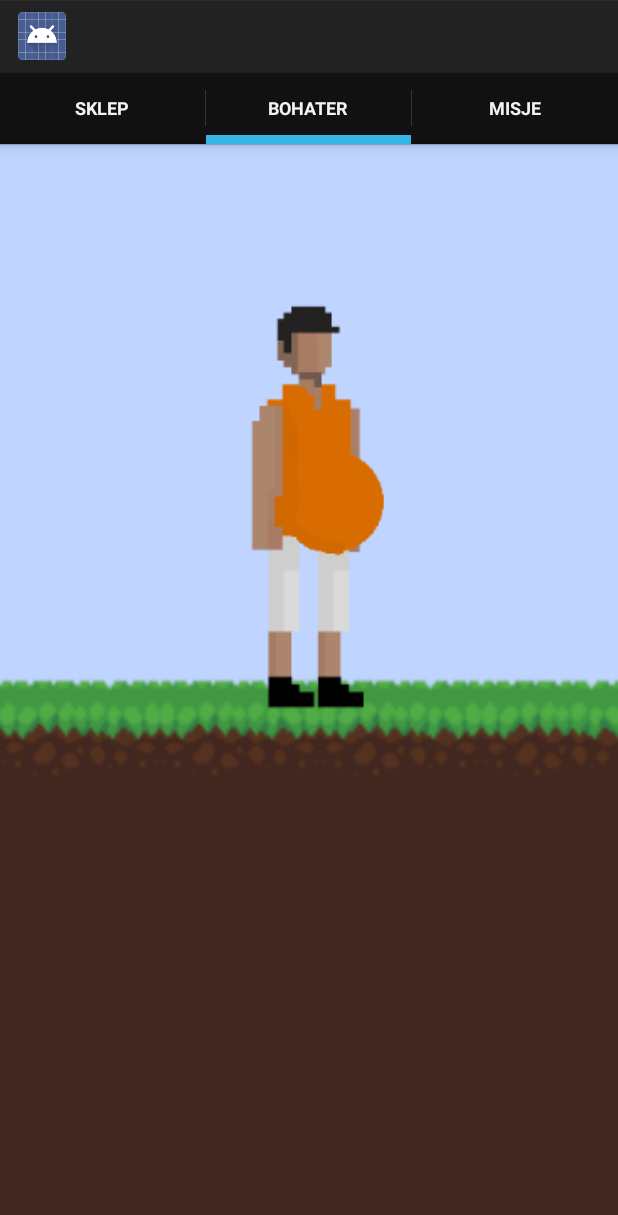
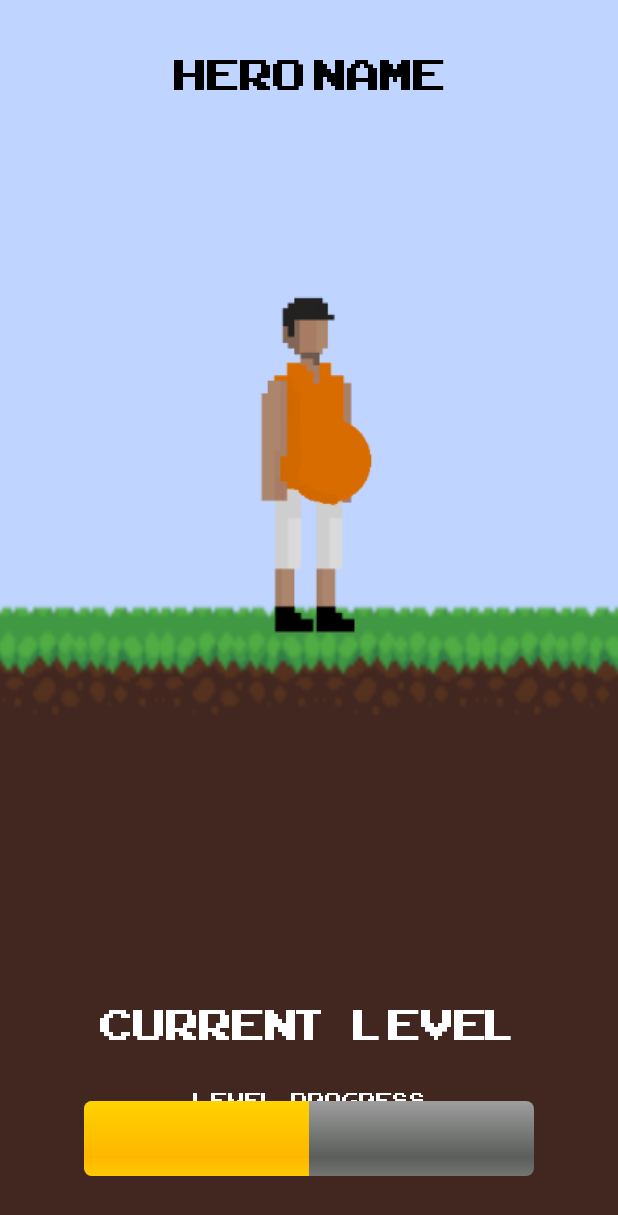
Before and after one commit to m-radzikowski/behealthy-mobile, an Android app: the MainActivity screen opened directly, with no data from a screen before it, on a phone screen of 412 x 824 dp. Shown: the top 1215 px of the screen. Run offline under Robolectric (Android 15) with nearby library versions, the phone set to English and light mode, and no system bars; 3 statements that could not run were skipped.

Commit message:
imporvments in quest item view, additional data in quest view, prepared hero view

```diff
--- a/app/src/main/AndroidManifest.xml
+++ b/app/src/main/AndroidManifest.xml
@@ -23,6 +23,7 @@
             </intent-filter>
         </activity>
         <activity
-            android:name=".MainActivity" />
+            android:name=".MainActivity"
+            android:theme="@android:style/Theme.Black.NoTitleBar.Fullscreen" />
     </application>
 </manifest>
--- a/app/src/main/java/com/sample/behealthy/MainActivity.java
+++ b/app/src/main/java/com/sample/behealthy/MainActivity.java
@@ -1,7 +1,5 @@
 package com.sample.behealthy;
 
-import android.app.ActionBar;
-import android.app.FragmentTransaction;
 import android.os.Bundle;
 import android.support.v4.app.Fragment;
 import android.support.v4.app.FragmentActivity;
@@ -13,7 +11,7 @@ import com.sample.behealthy.Fragments.HeroFragment;
 import com.sample.behealthy.Fragments.QuestsFragment;
 import com.sample.behealthy.Fragments.ShopFragment;
 
-public class MainActivity extends FragmentActivity implements ActionBar.TabListener {
+public class MainActivity extends FragmentActivity {
 
 	AppSectionsPagerAdapter mAppSectionsPagerAdapter;
 
@@ -26,65 +24,37 @@ public class MainActivity extends FragmentActivity implements ActionBar.TabListe
 
 		mAppSectionsPagerAdapter = new AppSectionsPagerAdapter(getSupportFragmentManager());
 
-		final ActionBar actionBar = getActionBar();
-		actionBar.setHomeButtonEnabled(false);
-		getActionBar().setDisplayShowTitleEnabled(false);
-		actionBar.setNavigationMode(ActionBar.NAVIGATION_MODE_TABS);
-
-
 		mViewPager = (ViewPager) findViewById(R.id.pager);
 		mViewPager.setAdapter(mAppSectionsPagerAdapter);
 		mViewPager.setOnPageChangeListener(new ViewPager.SimpleOnPageChangeListener() {
 			@Override
 			public void onPageSelected(int position) {
-				actionBar.setSelectedNavigationItem(position);
+				// TODO:
+				//actionBar.setSelectedNavigationItem(position);
 			}
 		});
-
-		for (int i = 0; i < mAppSectionsPagerAdapter.getCount(); i++) {
-			actionBar.addTab(
-				actionBar.newTab()
-					.setText(mAppSectionsPagerAdapter.getPageTitle(i))
-					.setTabListener(this));
-		}
-
 		mViewPager.setCurrentItem(HERO_FRAGMENT_NUMBER);
 	}
 
-	@Override
-	public void onTabUnselected(ActionBar.Tab tab, FragmentTransaction fragmentTransaction) {
-	}
-
-	@Override
-	public void onTabSelected(ActionBar.Tab tab, FragmentTransaction fragmentTransaction) {
-		mViewPager.setCurrentItem(tab.getPosition());
-	}
-
-	@Override
-	public void onTabReselected(ActionBar.Tab tab, FragmentTransaction fragmentTransaction) {
-	}
 
 	public static class AppSectionsPagerAdapter extends FragmentPagerAdapter {
 
-		public AppSectionsPagerAdapter(FragmentManager fm) {
+		AppSectionsPagerAdapter(FragmentManager fm) {
 			super(fm);
 		}
 
 		@Override
 		public Fragment getItem(int i) {
-			Fragment fragment = null;
 			switch (i) {
 				case 0:
-					fragment = new ShopFragment();
-					break;
+					return new ShopFragment();
 				case 1:
-					fragment = new HeroFragment();
-					break;
+					return new HeroFragment();
 				case 2:
-					fragment = new QuestsFragment();
-					break;
+					return new QuestsFragment();
+				default:
+					return null;
 			}
-			return fragment;
 		}
 
 		@Override
@@ -94,23 +64,16 @@ public class MainActivity extends FragmentActivity implements ActionBar.TabListe
 
 		@Override
 		public CharSequence getPageTitle(int position) {
-			return getStringForPosition(position);
+			switch (position) {
+				case 0:
+					return "Sklep";
+				case 1:
+					return "Bohater";
+				case 2:
+					return "Misje";
+				default:
+					return "";
+			}
 		}
 	}
-
-	public static String getStringForPosition(int position) {
-		String fragmentTitle = "";
-		switch (position) {
-			case 0:
-				fragmentTitle = "Sklep";
-				break;
-			case 1:
-				fragmentTitle = "Bohater";
-				break;
-			case 2:
-				fragmentTitle = "Misje";
-				break;
-		}
-		return fragmentTitle;
-	}
 }
--- a/app/src/main/java/com/sample/behealthy/widget/QuestArrayAdapter.java
+++ b/app/src/main/java/com/sample/behealthy/widget/QuestArrayAdapter.java
@@ -51,7 +51,7 @@ public class QuestArrayAdapter extends ArrayAdapter<Quest> {
 
 			if (value.getDone()) {
 				stateView.setText("ZADANIE WYKONANE");
-				stateView.setTextColor(Color.rgb(40, 205, 0));
+				stateView.setTextColor(Color.rgb(65, 152, 67));
 			} else {
 				stateView.setText("W TRAKCIE WYKONYWANIA");
 				stateView.setTextColor(Color.rgb(255, 0, 0));
--- a/app/src/main/res/layout/fragment_hero.xml
+++ b/app/src/main/res/layout/fragment_hero.xml
@@ -4,13 +4,60 @@
     android:layout_height="match_parent"
     android:background="@drawable/background">
 
+    <TextView
+        android:id="@+id/gold_amount"
+        android:layout_width="match_parent"
+        android:layout_height="wrap_content"
+        android:textAlignment="center"
+        android:layout_marginTop="20dp"
+        android:fontFamily="@font/arcadeclassic"
+        android:padding="10dp"
+        android:text="Hero Name"
+        android:textColor="#000"
+        android:textSize="40sp" />
 
     <ImageView
         android:id="@+id/hero_icon"
-        android:layout_width="300dp"
-        android:layout_height="300dp"
+        android:layout_width="280dp"
+        android:layout_height="250dp"
         android:layout_gravity="center"
-        android:layout_marginTop="-120dp"
+        android:layout_marginTop="-100dp"
         android:src="@drawable/character_fat" />
 
+    <TextView
+        android:id="@+id/level_title"
+        android:layout_width="match_parent"
+        android:layout_height="wrap_content"
+        android:textAlignment="center"
+        android:layout_gravity="bottom|center_horizontal"
+        android:layout_marginBottom="110dp"
+        android:fontFamily="@font/arcadeclassic"
+        android:padding="10dp"
+        android:text="current   level"
+        android:textColor="#fff"
+        android:textSize="40sp" />
+
+    <TextView
+        android:id="@+id/level_progres"
+        android:layout_width="match_parent"
+        android:layout_height="wrap_content"
+        android:textAlignment="center"
+        android:layout_gravity="bottom|center_horizontal"
+        android:layout_marginBottom="70dp"
+        android:fontFamily="@font/arcadeclassic"
+        android:padding="10dp"
+        android:text="level   progress"
+        android:textColor="#fff"
+        android:textSize="20sp" />
+
+    <ProgressBar
+        android:id="@+id/progressBar"
+        style="?android:attr/progressBarStyleHorizontal"
+        android:layout_width="300dp"
+        android:layout_height="50dp"
+        android:layout_gravity="bottom|center_horizontal"
+        android:progress="50"
+        android:layout_marginBottom="40dp"/>
+
+
 </FrameLayout>
--- a/app/src/main/res/layout/fragment_quests.xml
+++ b/app/src/main/res/layout/fragment_quests.xml
@@ -17,7 +17,7 @@
             android:fontFamily="@font/arcadeclassic"
             android:padding="10dp"
             android:textColor="#fff"
-            android:text="Zadania dzienne"
+            android:text="Zadania    dzienne"
             android:textAlignment="center"
             android:textSize="24sp" />
 
--- a/app/src/main/res/layout/fragment_shop.xml
+++ b/app/src/main/res/layout/fragment_shop.xml
@@ -16,8 +16,10 @@
             android:layout_width="match_parent"
             android:layout_height="wrap_content"
             android:layout_gravity="center_vertical"
+            android:fontFamily="@font/arcadeclassic"
             android:padding="10dp"
             android:text="1000"
+            android:textColor="#000"
             android:textSize="20sp" />
 
         <ImageView
--- a/app/src/main/res/layout/list_quest.xml
+++ b/app/src/main/res/layout/list_quest.xml
@@ -1,8 +1,8 @@
 <RelativeLayout xmlns:android="http://schemas.android.com/apk/res/android"
     android:layout_width="fill_parent"
     android:layout_height="150dp"
-    android:background="@drawable/crumpeled_paper"
-    android:layout_margin="10dp">
+    android:layout_margin="10dp"
+    android:background="@drawable/crumpeled_paper">
 
     <TextView
         android:id="@+id/firstLine"
@@ -15,6 +15,7 @@
         android:gravity="center_vertical"
         android:text="Example application"
         android:textAlignment="center"
+        android:textColor="#000"
         android:textSize="24sp" />
 
     <ImageView
@@ -23,7 +24,7 @@
         android:layout_height="66dp"
         android:layout_alignParentStart="true"
         android:layout_centerVertical="true"
-        android:layout_marginStart="214dp"
+        android:layout_marginStart="100dp"
         android:src="@drawable/run" />
 
     <TextView
@@ -36,19 +37,21 @@
         android:maxLines="1"
         android:text="value"
         android:textAlignment="center"
+        android:textColor="#000"
         android:textSize="16sp" />
 
     <TextView
         android:id="@+id/state"
         android:layout_width="150dp"
         android:layout_height="26dip"
+        android:layout_below="@+id/value"
         android:layout_centerInParent="true"
         android:layout_toRightOf="@+id/icon"
-        android:layout_below="@+id/value"
         android:fontFamily="@font/arcadeclassic"
         android:maxLines="1"
         android:text="state"
         android:textAlignment="center"
+        android:textColor="#000"
         android:textSize="16sp" />
 
     <TextView
@@ -61,6 +64,7 @@
         android:maxLines="1"
         android:text="Description"
         android:textAlignment="center"
+        android:textColor="#000"
         android:textSize="16sp" />
 
 </RelativeLayout>
```
